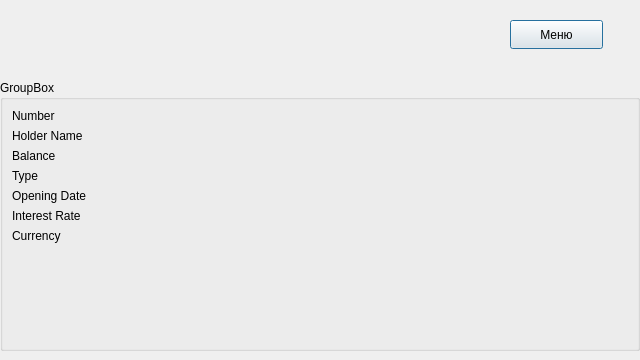
Above: AllCashApp/account.ui from Revachol/AllCash before the change. Below: the same form after it.
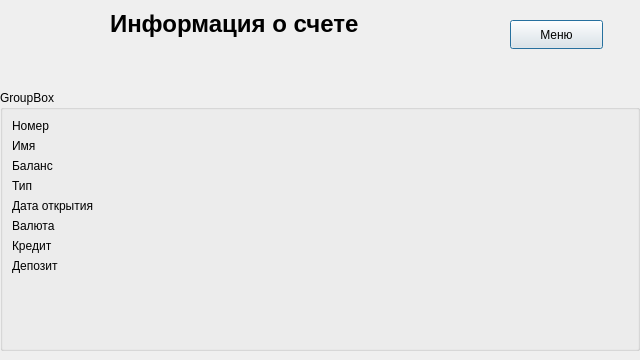
That is the form after the change.

What changed in the file:
```diff
--- a/AllCashApp/account.ui
+++ b/AllCashApp/account.ui
@@ -17,9 +17,9 @@
    <property name="geometry">
     <rect>
      <x>0</x>
-     <y>80</y>
+     <y>90</y>
      <width>640</width>
-     <height>271</height>
+     <height>261</height>
     </rect>
    </property>
    <property name="title">
@@ -29,7 +29,7 @@
     <item row="0" column="0">
      <widget class="QLabel" name="label">
       <property name="text">
-       <string>Number</string>
+       <string>Номер</string>
       </property>
      </widget>
     </item>
@@ -43,7 +43,7 @@
     <item row="1" column="0">
      <widget class="QLabel" name="label_2">
       <property name="text">
-       <string>Holder Name</string>
+       <string>Имя</string>
       </property>
      </widget>
     </item>
@@ -57,7 +57,7 @@
     <item row="2" column="0">
      <widget class="QLabel" name="label_4">
       <property name="text">
-       <string>Balance</string>
+       <string>Баланс</string>
       </property>
      </widget>
     </item>
@@ -71,7 +71,7 @@
     <item row="3" column="0">
      <widget class="QLabel" name="label_6">
       <property name="text">
-       <string>Type</string>
+       <string>Тип</string>
       </property>
      </widget>
     </item>
@@ -85,7 +85,7 @@
     <item row="4" column="0">
      <widget class="QLabel" name="label_8">
       <property name="text">
-       <string>Opening Date</string>
+       <string>Дата открытия</string>
       </property>
      </widget>
     </item>
@@ -97,28 +97,42 @@
      </widget>
     </item>
     <item row="5" column="0">
-     <widget class="QLabel" name="label_3">
-      <property name="text">
-       <string>Interest Rate</string>
-      </property>
-     </widget>
-    </item>
-    <item row="5" column="1">
-     <widget class="QLabel" name="labelInterestRate">
-      <property name="text">
-       <string/>
-      </property>
-     </widget>
-    </item>
-    <item row="6" column="0">
      <widget class="QLabel" name="label_7">
       <property name="text">
-       <string>Currency</string>
+       <string>Валюта</string>
+      </property>
+     </widget>
+    </item>
+    <item row="6" column="0">
+     <widget class="QLabel" name="label_9">
+      <property name="text">
+       <string>Кредит</string>
       </property>
      </widget>
     </item>
     <item row="6" column="1">
-     <widget class="QLabel" name="labelCurrency">
+     <widget class="QLabel" name="creditLabel">
+      <property name="text">
+       <string/>
+      </property>
+     </widget>
+    </item>
+    <item row="5" column="1">
+     <widget class="QLabel" name="currencyLabel">
+      <property name="text">
+       <string/>
+      </property>
+     </widget>
+    </item>
+    <item row="7" column="0">
+     <widget class="QLabel" name="label_3">
+      <property name="text">
+       <string>Депозит</string>
+      </property>
+     </widget>
+    </item>
+    <item row="7" column="1">
+     <widget class="QLabel" name="depositLabel">
       <property name="text">
        <string/>
       </property>
@@ -152,6 +166,19 @@
     <string>Меню</string>
    </property>
   </widget>
+  <widget class="QLabel" name="label_5">
+   <property name="geometry">
+    <rect>
+     <x>110</x>
+     <y>10</y>
+     <width>331</width>
+     <height>60</height>
+    </rect>
+   </property>
+   <property name="text">
+    <string>&lt;html&gt;&lt;head/&gt;&lt;body&gt;&lt;h1 style=&quot; margin-top:18px; margin-bottom:12px; margin-left:0px; margin-right:0px; -qt-block-indent:0; text-indent:0px;&quot;&gt;&lt;span style=&quot; font-size:xx-large; font-weight:700;&quot;&gt;Информация о счете&lt;/span&gt;&lt;/h1&gt;&lt;p&gt;&lt;br/&gt;&lt;/p&gt;&lt;/body&gt;&lt;/html&gt;</string>
+   </property>
+  </widget>
  </widget>
  <resources/>
  <connections/>
```
Left out of the diff: 10 changed lines with no effect on the pictures.
